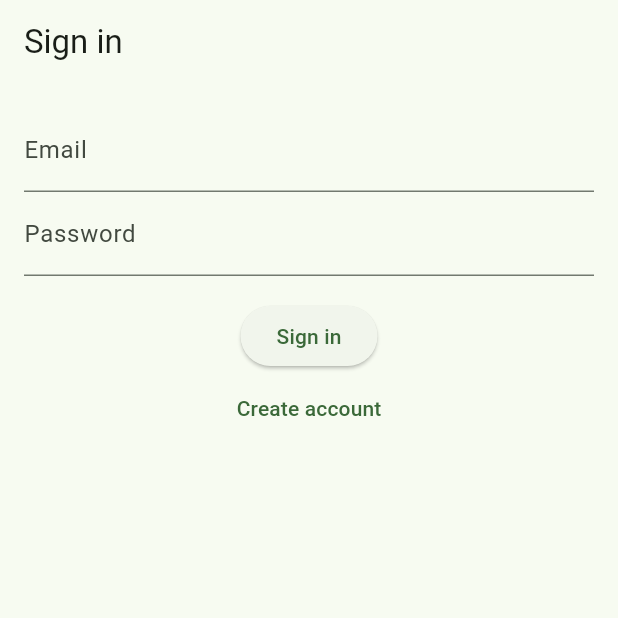
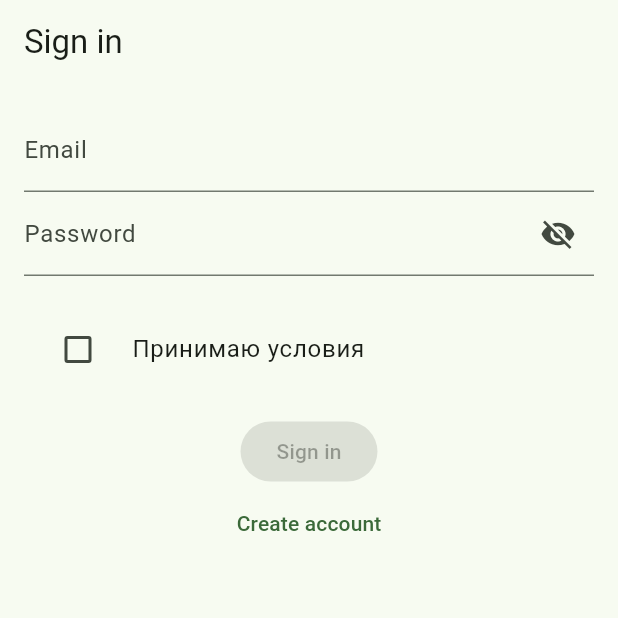
Before and after one commit to maxshmax666/greenWave, a Flutter app: the screen it shows after launch, on a phone screen of 412 x 824 dp, the top half of it. Run offline on Flutter 3.47's test engine with Material 3 defaults, Android fonts, the phone set to English and light mode, and no system bars; our stand-ins replace camera, flutter_map, geolocator, latlong2, permission_handler, shared_preferences and 2 more; accounts and stored records are empty.

Commit message:
Add form validation and password strength

```diff
--- a/lib/main.dart
+++ b/lib/main.dart
@@ -121,12 +121,46 @@ class LoginPage extends StatefulWidget {
 }
 
 class _LoginPageState extends State<LoginPage> {
+  final formKey = GlobalKey<FormState>();
   final emailCtrl = TextEditingController();
   final passCtrl = TextEditingController();
   bool isLogin = true;
   bool busy = false;
+  bool acceptTerms = false;
+  bool obscure = true;
+  bool isValid = false;
+  String passStrength = '';
+
+  void _updateValid() {
+    setState(() => isValid = formKey.currentState?.validate() ?? false);
+  }
+
+  String _calcStrength(String v) {
+    if (v.isEmpty) return '';
+    int score = 0;
+    if (v.length >= 8) score++;
+    if (RegExp(r'[A-Za-z]').hasMatch(v)) score++;
+    if (RegExp(r'\d').hasMatch(v)) score++;
+    if (score <= 1) return 'Слабый';
+    if (score == 2) return 'Средний';
+    return 'Сильный';
+  }
+
+  Color _strengthColor() {
+    switch (passStrength) {
+      case 'Слабый':
+        return Colors.red;
+      case 'Средний':
+        return Colors.orange;
+      case 'Сильный':
+        return Colors.green;
+      default:
+        return Colors.transparent;
+    }
+  }
 
   Future<void> _submit() async {
+    if (!formKey.currentState!.validate() || !acceptTerms) return;
     setState(() => busy = true);
     try {
       if (isLogin) {
@@ -155,27 +189,74 @@ class _LoginPageState extends State<LoginPage> {
       appBar: AppBar(title: Text(isLogin ? 'Sign in' : 'Sign up')),
       body: Padding(
         padding: const EdgeInsets.all(16),
+        child: Form(
+          key: formKey,
           child: Column(children: [
-          TextField(
+            TextFormField(
               controller: emailCtrl,
               decoration: const InputDecoration(labelText: 'Email'),
               keyboardType: TextInputType.emailAddress,
+              validator: (v) {
+                if (v == null || v.isEmpty) return 'Введите email';
+                const pattern =
+                    r"^[a-zA-Z0-9.!#\$%&'*+/=?^_`{|}~-]+@[a-zA-Z0-9](?:[a-zA-Z0-9-]{0,61}[a-zA-Z0-9])?(?:\\.[a-zA-Z0-9](?:[a-zA-Z0-9-]{0,61}[a-zA-Z0-9])?)*$";
+                if (!RegExp(pattern).hasMatch(v.trim())) {
+                  return 'Неверный email';
+                }
+                return null;
+              },
+              onChanged: (_) => _updateValid(),
             ),
-          TextField(
+            TextFormField(
               controller: passCtrl,
-            decoration: const InputDecoration(labelText: 'Password'),
-            obscureText: true,
+              decoration: InputDecoration(
+                labelText: 'Password',
+                suffixIcon: IconButton(
+                  icon: Icon(
+                      obscure ? Icons.visibility_off : Icons.visibility),
+                  onPressed: () => setState(() => obscure = !obscure),
+                ),
+              ),
+              obscureText: obscure,
+              validator: (v) {
+                if (v == null || v.isEmpty) return 'Введите пароль';
+                if (!RegExp(r'^(?=.*[A-Za-z])(?=.*\\d)[A-Za-z\\d]{8,}')
+                    .hasMatch(v)) {
+                  return 'Пароль \u22658 символов, минимум одна буква и цифра';
+                }
+                return null;
+              },
+              onChanged: (v) {
+                passStrength = _calcStrength(v);
+                _updateValid();
+              },
+            ),
+            Align(
+              alignment: Alignment.centerLeft,
+              child: Text(
+                passStrength.isEmpty ? '' : 'Пароль: $passStrength',
+                style: TextStyle(color: _strengthColor()),
+              ),
+            ),
+            CheckboxListTile(
+              value: acceptTerms,
+              onChanged: (v) => setState(() => acceptTerms = v ?? false),
+              title: const Text('Принимаю условия'),
+              controlAffinity: ListTileControlAffinity.leading,
             ),
             const SizedBox(height: 16),
             ElevatedButton(
-            onPressed: busy ? null : _submit,
+              onPressed:
+                  (!busy && isValid && acceptTerms) ? _submit : null,
               child: Text(isLogin ? 'Sign in' : 'Create account'),
             ),
             TextButton(
               onPressed: () => setState(() => isLogin = !isLogin),
-            child: Text(isLogin ? 'Create account' : 'I have an account'),
+              child:
+                  Text(isLogin ? 'Create account' : 'I have an account'),
             ),
           ]),
+        ),
       ),
     );
   }
```
Lines whose indentation alone changed are shown as unchanged.
